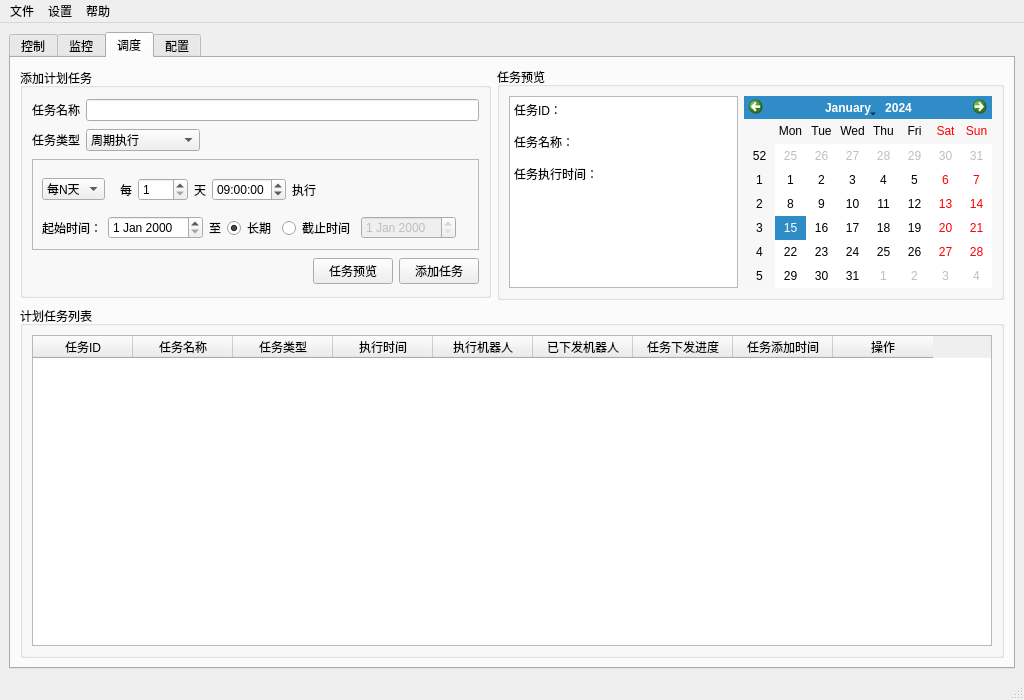
This is python_test/python_test/ui_main.ui in myzonexu/git_test as Qt 5 draws it before an edit. The edited form follows.
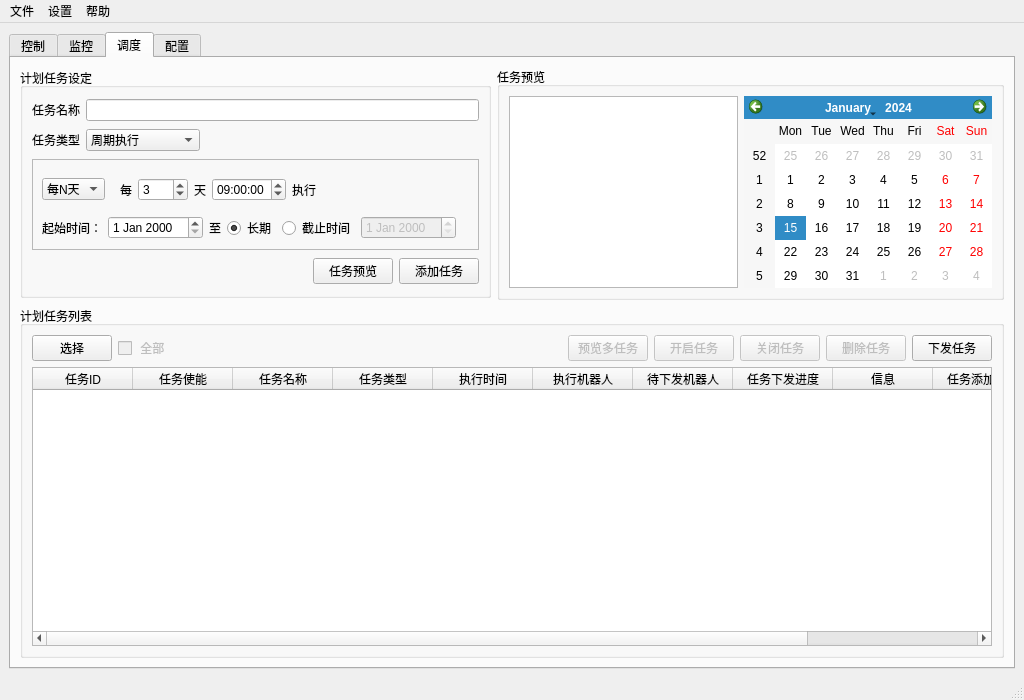
This is the edited form. The open tabs and pages were chosen to show the change. Icons and pictures are not drawn.

Commit message: 初步实现计划任务数据通讯，其他bug待优化

```diff
--- a/python_test/python_test/ui_main.ui
+++ b/python_test/python_test/ui_main.ui
@@ -1564,7 +1564,7 @@
              </size>
             </property>
             <property name="title">
-             <string>添加计划任务</string>
+             <string>计划任务设定</string>
             </property>
             <layout class="QHBoxLayout" name="horizontalLayout_26">
              <item>
@@ -1710,7 +1710,7 @@
                               <number>250</number>
                              </property>
                              <property name="value">
-                              <number>1</number>
+                              <number>3</number>
                              </property>
                             </widget>
                            </item>
@@ -2146,12 +2146,6 @@
 &lt;html&gt;&lt;head&gt;&lt;meta name=&quot;qrichtext&quot; content=&quot;1&quot; /&gt;&lt;style type=&quot;text/css&quot;&gt;
 p, li { white-space: pre-wrap; }
 &lt;/style&gt;&lt;/head&gt;&lt;body style=&quot; font-family:'SimSun'; font-size:9pt; font-weight:400; font-style:normal;&quot;&gt;
-&lt;p style=&quot; margin-top:0px; margin-bottom:0px; margin-left:0px; margin-right:0px; -qt-block-indent:0; text-indent:0px;&quot;&gt;任务ID：&lt;/p&gt;
-&lt;p style=&quot;-qt-paragraph-type:empty; margin-top:0px; margin-bottom:0px; margin-left:0px; margin-right:0px; -qt-block-indent:0; text-indent:0px;&quot;&gt;&lt;br /&gt;&lt;/p&gt;
-&lt;p style=&quot; margin-top:0px; margin-bottom:0px; margin-left:0px; margin-right:0px; -qt-block-indent:0; text-indent:0px;&quot;&gt;任务名称：&lt;/p&gt;
-&lt;p style=&quot;-qt-paragraph-type:empty; margin-top:0px; margin-bottom:0px; margin-left:0px; margin-right:0px; -qt-block-indent:0; text-indent:0px;&quot;&gt;&lt;br /&gt;&lt;/p&gt;
-&lt;p style=&quot; margin-top:0px; margin-bottom:0px; margin-left:0px; margin-right:0px; -qt-block-indent:0; text-indent:0px;&quot;&gt;任务执行时间：&lt;/p&gt;
-&lt;p style=&quot;-qt-paragraph-type:empty; margin-top:0px; margin-bottom:0px; margin-left:0px; margin-right:0px; -qt-block-indent:0; text-indent:0px;&quot;&gt;&lt;br /&gt;&lt;/p&gt;
 &lt;p style=&quot;-qt-paragraph-type:empty; margin-top:0px; margin-bottom:0px; margin-left:0px; margin-right:0px; -qt-block-indent:0; text-indent:0px;&quot;&gt;&lt;br /&gt;&lt;/p&gt;&lt;/body&gt;&lt;/html&gt;</string>
                </property>
               </widget>
@@ -2194,11 +2188,95 @@
           <property name="title">
            <string>计划任务列表</string>
           </property>
-          <layout class="QVBoxLayout" name="verticalLayout_7" stretch="0">
+          <layout class="QVBoxLayout" name="verticalLayout_7">
+           <item>
+            <layout class="QHBoxLayout" name="horizontalLayout_30">
+             <item>
+              <widget class="QPushButton" name="pushButton_task_plan_add_checkbox">
+               <property name="text">
+                <string>选择</string>
+               </property>
+              </widget>
+             </item>
+             <item>
+              <widget class="QCheckBox" name="checkBox_select_task_plan_all">
+               <property name="enabled">
+                <bool>false</bool>
+               </property>
+               <property name="text">
+                <string> 全部</string>
+               </property>
+              </widget>
+             </item>
+             <item>
+              <spacer name="horizontalSpacer_6">
+               <property name="orientation">
+                <enum>Qt::Horizontal</enum>
+               </property>
+               <property name="sizeHint" stdset="0">
+                <size>
+                 <width>40</width>
+                 <height>20</height>
+                </size>
+               </property>
+              </spacer>
+             </item>
+             <item>
+              <widget class="QPushButton" name="pushButton_preview_plans_checked">
+               <property name="enabled">
+                <bool>false</bool>
+               </property>
+               <property name="text">
+                <string>预览多任务</string>
+               </property>
+              </widget>
+             </item>
+             <item>
+              <widget class="QPushButton" name="pushButton_enable_plans_checked">
+               <property name="enabled">
+                <bool>false</bool>
+               </property>
+               <property name="text">
+                <string>开启任务</string>
+               </property>
+              </widget>
+             </item>
+             <item>
+              <widget class="QPushButton" name="pushButton_disable_plans_checked">
+               <property name="enabled">
+                <bool>false</bool>
+               </property>
+               <property name="text">
+                <string>关闭任务</string>
+               </property>
+               <property name="checkable">
+                <bool>false</bool>
+               </property>
+              </widget>
+             </item>
+             <item>
+              <widget class="QPushButton" name="pushButton_del_plans_checked">
+               <property name="enabled">
+                <bool>false</bool>
+               </property>
+               <property name="text">
+                <string>删除任务</string>
+               </property>
+              </widget>
+             </item>
+             <item>
+              <widget class="QPushButton" name="pushButton_send_task_plan">
+               <property name="text">
+                <string>下发任务</string>
+               </property>
+              </widget>
+             </item>
+            </layout>
+           </item>
            <item>
             <widget class="QTableWidget" name="tableWidget_task_plan_list">
              <property name="sizePolicy">
-              <sizepolicy hsizetype="Preferred" vsizetype="Ignored">
+              <sizepolicy hsizetype="Preferred" vsizetype="Expanding">
                <horstretch>0</horstretch>
                <verstretch>0</verstretch>
               </sizepolicy>
@@ -2217,6 +2295,11 @@
                <string>任务ID</string>
               </property>
              </column>
+             <column>
+              <property name="text">
+               <string>任务使能</string>
+              </property>
+             </column>
              <column>
               <property name="text">
                <string>任务名称</string>
@@ -2239,7 +2322,7 @@
              </column>
              <column>
               <property name="text">
-               <string>已下发机器人</string>
+               <string>待下发机器人</string>
               </property>
              </column>
              <column>
@@ -2247,6 +2330,11 @@
                <string>任务下发进度</string>
               </property>
              </column>
+             <column>
+              <property name="text">
+               <string>信息</string>
+              </property>
+             </column>
              <column>
               <property name="text">
                <string>任务添加时间</string>
```
Left out of the diff: 34 changed lines with no effect on the pictures. The commit also changes 18 other files.
